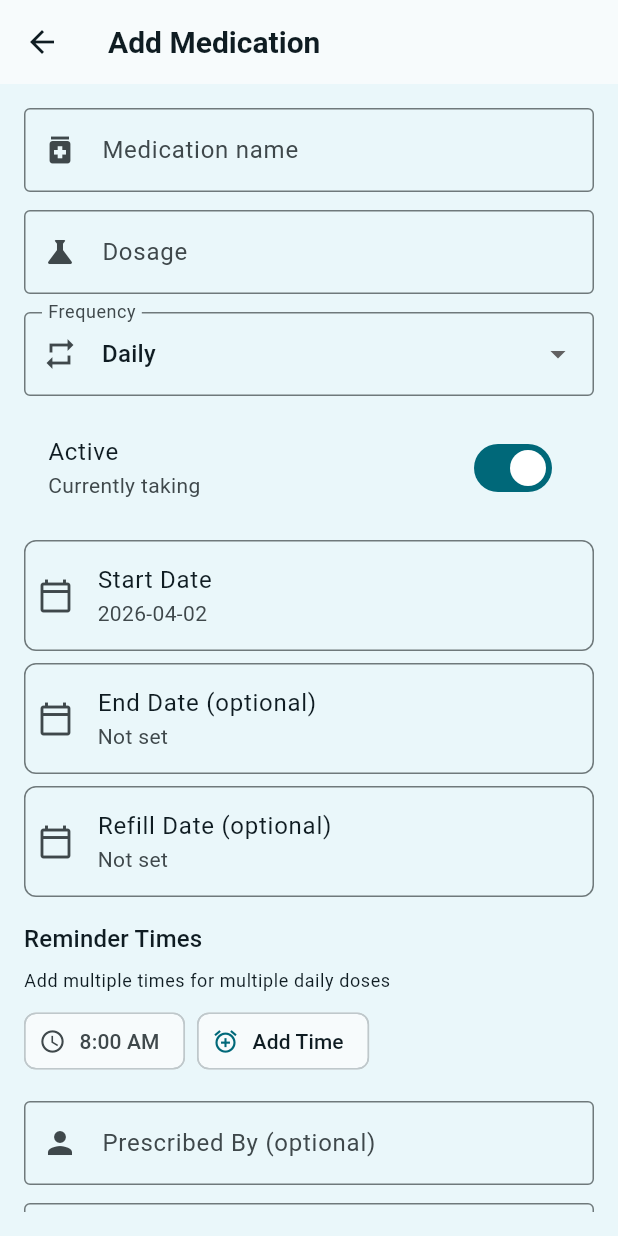
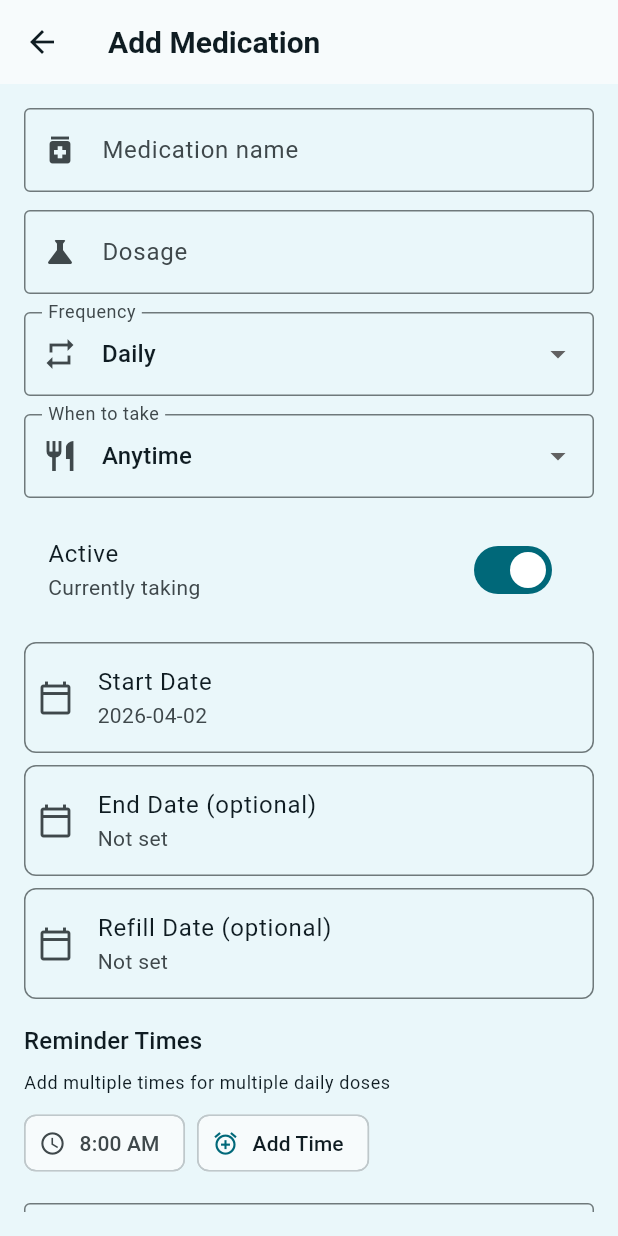
Before and after one commit to abdalsalam-jodalah/abdalsalam, a Flutter app: the MedicationFormScreen screen opened by its route, on a phone screen of 412 x 824 dp. Run offline on Flutter 3.47's test engine with Material 3 defaults, Android fonts, the phone set to English and light mode, and no system bars; our stand-ins replace adhan, equatable, fl_chart, flutter_local_notifications, flutter_riverpod, flutter_secure_storage and 2 more; missing offline and left inert: abdalsalam_logic_flutter, encrypt, googleapis; accounts and stored records are empty; network calls fail.

Commit message:
feat(health): enhance medication system with timing, weekly scheduling, and sidebar navigation
- Add medications to main navigation sidebar for direct access across app
- Fix edit functionality to properly load and save medication data
- Add "When to take" field with timing options (before/with/after meal, before bed, anytime)
- Implement weekly day selection for medications with weekly frequency
- Update medication model with MedicationTiming and WeekDay enums
- Enhance medication cards to display timing and selected days
- Add comprehensive documentation of medication system updates
- Improve medication form UI with new field controls and validation

```diff
--- a/lib/data/models/health/medication.dart
+++ b/lib/data/models/health/medication.dart
@@ -1,4 +1,22 @@
 import '../../models/base_model.dart';
+
+enum MedicationTiming {
+  beforeMeal,
+  withMeal,
+  afterMeal,
+  beforeBed,
+  anytime,
+}
+
+enum WeekDay {
+  monday,
+  tuesday,
+  wednesday,
+  thursday,
+  friday,
+  saturday,
+  sunday,
+}
 
 class Medication extends BaseModel {
   final String userId;
@@ -13,6 +31,8 @@ class Medication extends BaseModel {
   final DateTime? refillDate;
   final int displayOrder; // For custom ordering in the list
   final bool isActive; // Quick toggle for pausing medication
+  final MedicationTiming timing; // When to take it (before/with/after meal, etc.)
+  final List<WeekDay> weekDays; // For weekly medications - which days
 
   const Medication({
     required super.id,
@@ -31,6 +51,8 @@ class Medication extends BaseModel {
     this.refillDate,
     this.displayOrder = 0,
     this.isActive = true,
+    this.timing = MedicationTiming.anytime,
+    this.weekDays = const [],
   });
 
   factory Medication.fromJson(Map<String, dynamic> json) => Medication(
@@ -50,6 +72,20 @@ class Medication extends BaseModel {
         refillDate: json['refillDate'] == null ? null : DateTime.parse(json['refillDate'] as String),
         displayOrder: json['displayOrder'] as int? ?? 0,
         isActive: json['isActive'] as bool? ?? true,
+        timing: json['timing'] != null
+            ? MedicationTiming.values.firstWhere(
+                (e) => e.name == json['timing'],
+                orElse: () => MedicationTiming.anytime,
+              )
+            : MedicationTiming.anytime,
+        weekDays: json['weekDays'] != null
+            ? (json['weekDays'] as List<dynamic>)
+                .map((e) => WeekDay.values.firstWhere(
+                      (day) => day.name == e,
+                      orElse: () => WeekDay.monday,
+                    ))
+                .toList()
+            : const [],
       );
 
   Medication copyWith({
@@ -69,6 +105,8 @@ class Medication extends BaseModel {
     DateTime? refillDate,
     int? displayOrder,
     bool? isActive,
+    MedicationTiming? timing,
+    List<WeekDay>? weekDays,
   }) =>
       Medication(
         id: id ?? this.id,
@@ -87,6 +125,8 @@ class Medication extends BaseModel {
         refillDate: refillDate ?? this.refillDate,
         displayOrder: displayOrder ?? this.displayOrder,
         isActive: isActive ?? this.isActive,
+        timing: timing ?? this.timing,
+        weekDays: weekDays ?? this.weekDays,
       );
 
   @override
@@ -107,6 +147,8 @@ class Medication extends BaseModel {
         'refillDate': refillDate?.toIso8601String(),
         'displayOrder': displayOrder,
         'isActive': isActive,
+        'timing': timing.name,
+        'weekDays': weekDays.map((e) => e.name).toList(),
       };
 
   @override
@@ -124,5 +166,47 @@ class Medication extends BaseModel {
         refillDate,
         displayOrder,
         isActive,
+        timing,
+        weekDays,
       ];
+
+  String get timingLabel {
+    switch (timing) {
+      case MedicationTiming.beforeMeal:
+        return 'Before meal';
+      case MedicationTiming.withMeal:
+        return 'With meal';
+      case MedicationTiming.afterMeal:
+        return 'After meal';
+      case MedicationTiming.beforeBed:
+        return 'Before bed';
+      case MedicationTiming.anytime:
+        return 'Anytime';
+    }
+  }
+
+  String get weekDaysLabel {
+    if (weekDays.isEmpty) return 'All days';
+    if (weekDays.length == 7) return 'All days';
+    return weekDays.map((d) => _weekDayShort(d)).join(', ');
+  }
+
+  String _weekDayShort(WeekDay day) {
+    switch (day) {
+      case WeekDay.monday:
+        return 'Mon';
+      case WeekDay.tuesday:
+        return 'Tue';
+      case WeekDay.wednesday:
+        return 'Wed';
+      case WeekDay.thursday:
+        return 'Thu';
+      case WeekDay.friday:
+        return 'Fri';
+      case WeekDay.saturday:
+        return 'Sat';
+      case WeekDay.sunday:
+        return 'Sun';
+    }
+  }
 }
--- a/lib/data/models/health/medication_log.dart
+++ b/lib/data/models/health/medication_log.dart
@@ -56,6 +56,7 @@ class MedicationLog extends BaseModel {
     DateTime? scheduledFor,
     String? scheduledTime,
     DateTime? takenAt,
+    bool? takenAtIsNull = false,
     bool? skipped,
     String? skipReason,
     String? sideEffects,
@@ -70,7 +71,7 @@ class MedicationLog extends BaseModel {
         medicationId: medicationId ?? this.medicationId,
         scheduledFor: scheduledFor ?? this.scheduledFor,
         scheduledTime: scheduledTime ?? this.scheduledTime,
-        takenAt: takenAt ?? this.takenAt,
+        takenAt: takenAtIsNull == true ? null : (takenAt ?? this.takenAt),
         skipped: skipped ?? this.skipped,
         skipReason: skipReason ?? this.skipReason,
         sideEffects: sideEffects ?? this.sideEffects,
--- a/lib/features/dashboard/screens/app_shell_screen.dart
+++ b/lib/features/dashboard/screens/app_shell_screen.dart
@@ -9,6 +9,7 @@ import '../../dashboard/screens/dashboard_screen.dart';
 import '../../financial/screens/financial_screen.dart';
 import '../../habits/screens/habits_screen.dart';
 import '../../health/screens/health_screen.dart';
+import '../../health/screens/medication_list_screen.dart';
 import '../../notes/screens/notes_screen.dart';
 import '../../religious/screens/religious_home_screen.dart';
 import '../../security/screens/security_screen.dart';
@@ -46,6 +47,7 @@ class _AppShellScreenState extends State<AppShellScreen> {
     _ShellDestination('Habits', Icons.repeat_rounded, HabitsScreen()),
     _ShellDestination('Sports', Icons.fitness_center, SportsScreen()),
     _ShellDestination('Health', Icons.health_and_safety_outlined, HealthScreen()),
+    _ShellDestination('Medications', Icons.medication_outlined, MedicationListScreen()),
     _ShellDestination('Notes', Icons.sticky_note_2_outlined, NotesScreen()),
     _ShellDestination('Calendar', Icons.calendar_month_outlined, CalendarScreen()),
     _ShellDestination('Security', Icons.lock_outline, SecurityScreen()),
--- a/lib/features/health/screens/medication_form_screen.dart
+++ b/lib/features/health/screens/medication_form_screen.dart
@@ -31,6 +31,8 @@ class _MedicationFormScreenState extends State<MedicationFormScreen> {
   late List<TimeOfDay> _times;
   late String _frequency;
   late bool _isActive;
+  late MedicationTiming _timing;
+  late Set<WeekDay> _selectedWeekDays;
   late final MedicationService _service;
   final _uuid = const Uuid();
 
@@ -59,6 +61,8 @@ class _MedicationFormScreenState extends State<MedicationFormScreen> {
       _refillDate = widget.medication!.refillDate;
       _frequency = widget.medication!.frequency;
       _isActive = widget.medication!.isActive;
+      _timing = widget.medication!.timing;
+      _selectedWeekDays = widget.medication!.weekDays.toSet();
       _times = widget.medication!.reminderTimes
           .map((time) {
             final parts = time.split(':');
@@ -73,6 +77,8 @@ class _MedicationFormScreenState extends State<MedicationFormScreen> {
       _times = [const TimeOfDay(hour: 8, minute: 0)];
       _frequency = 'Daily';
       _isActive = true;
+      _timing = MedicationTiming.anytime;
+      _selectedWeekDays = {};
     }
   }
 
@@ -110,6 +116,8 @@ class _MedicationFormScreenState extends State<MedicationFormScreen> {
       refillDate: _refillDate,
       displayOrder: widget.medication?.displayOrder ?? 0,
       isActive: _isActive,
+      timing: _timing,
+      weekDays: _selectedWeekDays.toList(),
     );
 
     final result = widget.medication == null
@@ -181,6 +189,47 @@ class _MedicationFormScreenState extends State<MedicationFormScreen> {
                   prefixIcon: Icon(Icons.repeat),
                 ),
               ),
+              const SizedBox(height: 12),
+              DropdownButtonFormField<MedicationTiming>(
+                value: _timing,
+                items: MedicationTiming.values
+                    .map((timing) => DropdownMenuItem(
+                          value: timing,
+                          child: Text(_getTimingLabel(timing)),
+                        ))
+                    .toList(),
+                onChanged: (value) => setState(() => _timing = value ?? _timing),
+                decoration: const InputDecoration(
+                  labelText: 'When to take',
+                  border: OutlineInputBorder(),
+                  prefixIcon: Icon(Icons.restaurant),
+                ),
+              ),
+              if (_frequency == 'Weekly') ...[
+                const SizedBox(height: 12),
+                Text('Select Days', style: Theme.of(context).textTheme.titleMedium),
+                const SizedBox(height: 8),
+                Wrap(
+                  spacing: 8,
+                  runSpacing: 8,
+                  children: WeekDay.values.map((day) {
+                    final isSelected = _selectedWeekDays.contains(day);
+                    return FilterChip(
+                      label: Text(_getWeekDayLabel(day)),
+                      selected: isSelected,
+                      onSelected: (selected) {
+                        setState(() {
+                          if (selected) {
+                            _selectedWeekDays.add(day);
+                          } else {
+                            _selectedWeekDays.remove(day);
+                          }
+                        });
+                      },
+                    );
+                  }).toList(),
+                ),
+              ],
               const SizedBox(height: 12),
               SwitchListTile(
                 title: const Text('Active'),
@@ -272,6 +321,40 @@ class _MedicationFormScreenState extends State<MedicationFormScreen> {
       ),
     );
   }
+
+  String _getTimingLabel(MedicationTiming timing) {
+    switch (timing) {
+      case MedicationTiming.beforeMeal:
+        return 'Before meal';
+      case MedicationTiming.withMeal:
+        return 'With meal';
+      case MedicationTiming.afterMeal:
+        return 'After meal';
+      case MedicationTiming.beforeBed:
+        return 'Before bed';
+      case MedicationTiming.anytime:
+        return 'Anytime';
+    }
+  }
+
+  String _getWeekDayLabel(WeekDay day) {
+    switch (day) {
+      case WeekDay.monday:
+        return 'Monday';
+      case WeekDay.tuesday:
+        return 'Tuesday';
+      case WeekDay.wednesday:
+        return 'Wednesday';
+      case WeekDay.thursday:
+        return 'Thursday';
+      case WeekDay.friday:
+        return 'Friday';
+      case WeekDay.saturday:
+        return 'Saturday';
+      case WeekDay.sunday:
+        return 'Sunday';
+    }
+  }
 }
 
 class _DateField extends StatelessWidget {
```
Also changed, not shown: lib/features/health/screens/medication_list_screen.dart (+34 -5 lines), lib/features/health/services/medication_service.dart (+11 -2 lines), 1 other file.
